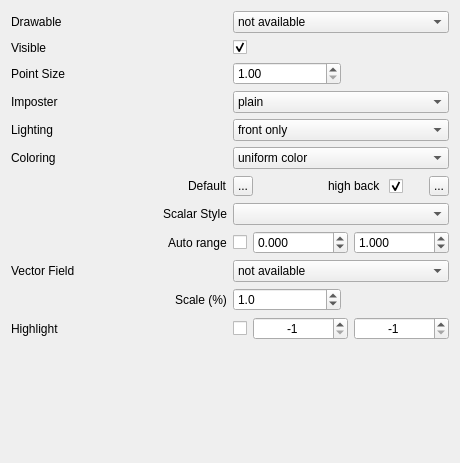
Qt form applications/Mapple/widgets/widget_drawable_points.ui (LiangliangNan/Easy3D) before a commit.
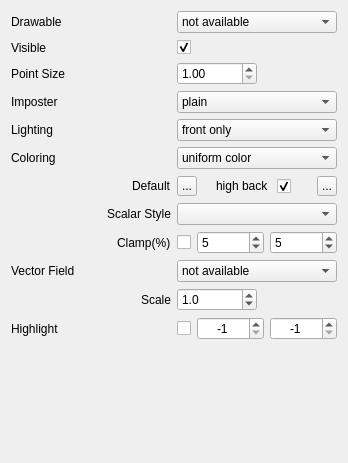
The same form after that commit. Icons and pictures are not drawn.

Commit message: allow to clamp upper/lower values of scalar fields

What changed in the file:
```diff
--- a/applications/Mapple/widgets/widget_drawable_points.ui
+++ b/applications/Mapple/widgets/widget_drawable_points.ui
@@ -6,7 +6,7 @@
    <rect>
     <x>0</x>
     <y>0</y>
-    <width>460</width>
+    <width>348</width>
     <height>463</height>
    </rect>
   </property>
@@ -515,7 +515,7 @@
           </sizepolicy>
          </property>
          <property name="text">
-          <string>Auto range</string>
+          <string>Clamp(%)</string>
          </property>
         </widget>
        </item>
@@ -538,7 +538,7 @@
         </widget>
        </item>
        <item>
-        <widget class="QDoubleSpinBox" name="doubleSpinBoxScalarFieldAutoRangeMin">
+        <widget class="QSpinBox" name="spinBoxScalarFieldClampLower">
          <property name="sizePolicy">
           <sizepolicy hsizetype="Expanding" vsizetype="Preferred">
            <horstretch>0</horstretch>
@@ -551,19 +551,16 @@
            <height>0</height>
           </size>
          </property>
-         <property name="decimals">
-          <number>3</number>
-         </property>
-         <property name="minimum">
-          <double>-999999999999.000000000000000</double>
-         </property>
          <property name="maximum">
-          <double>999999999999.000000000000000</double>
+          <number>100</number>
+         </property>
+         <property name="value">
+          <number>5</number>
          </property>
         </widget>
        </item>
        <item>
-        <widget class="QDoubleSpinBox" name="doubleSpinBoxScalarFieldAutoRangeMax">
+        <widget class="QSpinBox" name="spinBoxScalarFieldClampUpper">
          <property name="sizePolicy">
           <sizepolicy hsizetype="Expanding" vsizetype="Preferred">
            <horstretch>0</horstretch>
@@ -576,14 +573,11 @@
            <height>0</height>
           </size>
          </property>
-         <property name="decimals">
-          <number>3</number>
-         </property>
-         <property name="minimum">
-          <double>-999999999999.000000000000000</double>
+         <property name="maximum">
+          <number>100</number>
          </property>
          <property name="value">
-          <double>1.000000000000000</double>
+          <number>5</number>
          </property>
         </widget>
        </item>
@@ -719,7 +713,7 @@
        <item alignment="Qt::AlignRight">
         <widget class="QLabel" name="labelVectorFieldScale">
          <property name="text">
-          <string>Scale (%)</string>
+          <string>Scale</string>
          </property>
         </widget>
        </item>
```
Left out of the diff: 17 changed lines with no effect on the pictures. The commit also changes 8 other files.
